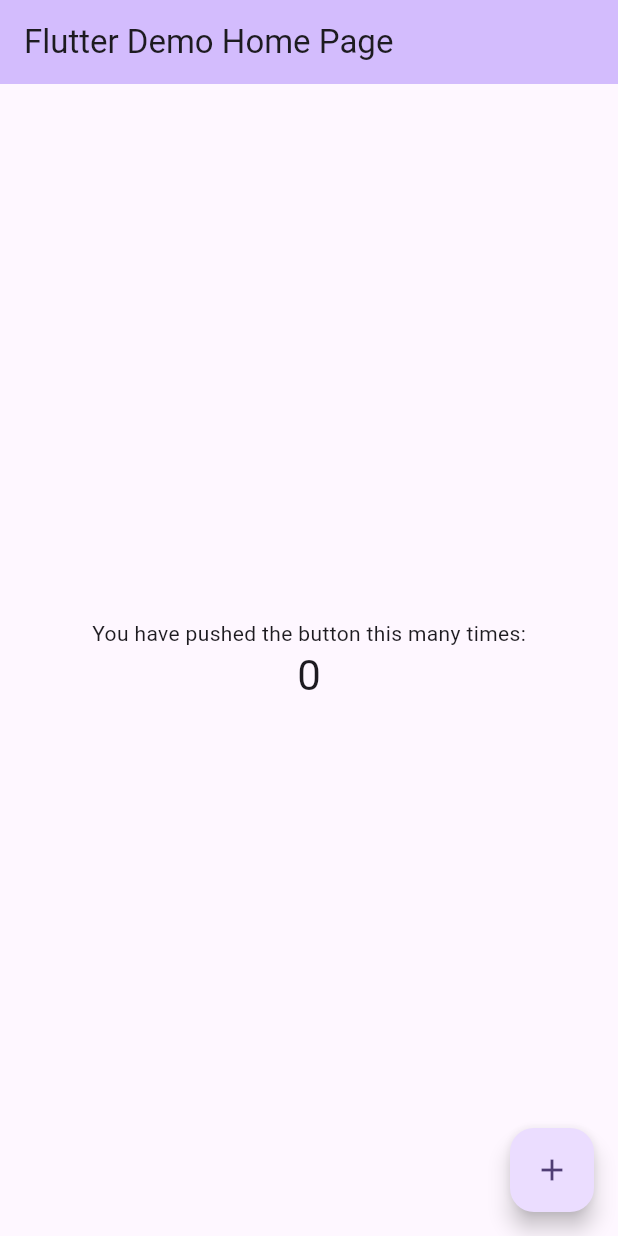
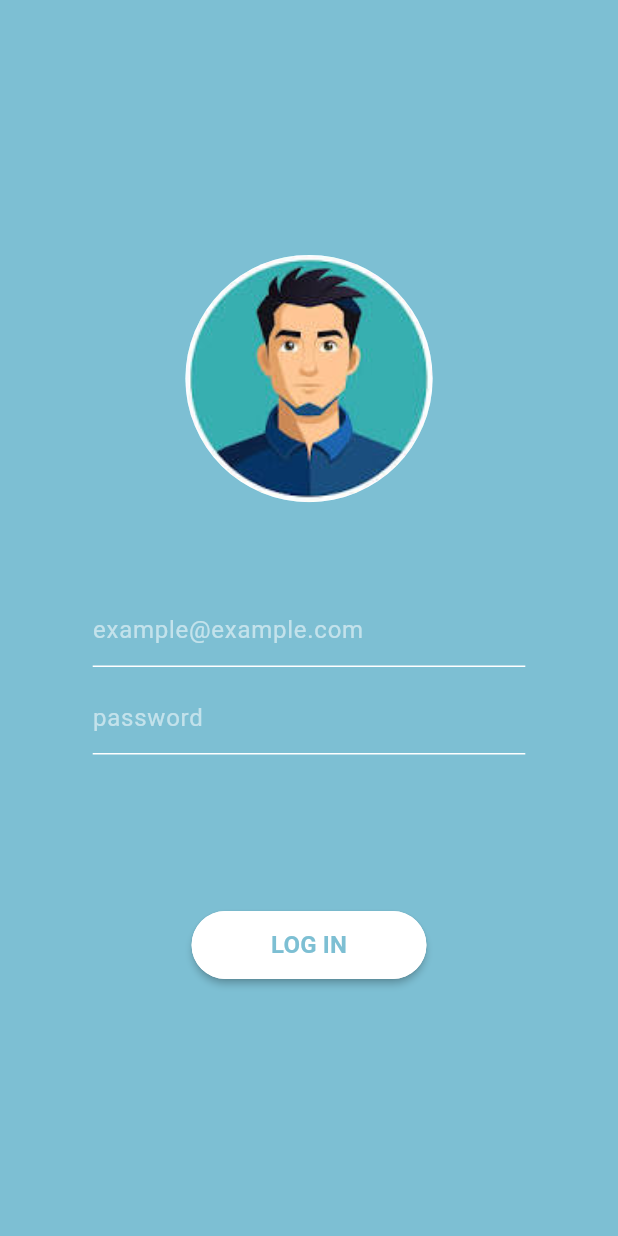
Before and after one commit to nbd1994/flutter_practice_udemy, a Flutter app: the screen it shows after launch, on a phone screen of 412 x 824 dp. Run offline on Flutter 3.47's test engine with Material 3 defaults, Android fonts, the light colour scheme and no system bars.

Commit message:
animating a widget(partially)

```diff
--- /dev/null
+++ b/authify_app/lib/login_page.dart
@@ -0,0 +1,157 @@
+import 'package:authify_app/utils/animations/login_page_animations.dart';
+import 'package:flutter/material.dart';
+
+class AnimatedLoginPage extends StatefulWidget {
+  @override
+  _AnimatedLoginPageState createState() => _AnimatedLoginPageState();
+}
+
+class _AnimatedLoginPageState extends State<AnimatedLoginPage>
+    with SingleTickerProviderStateMixin {
+  late AnimationController _animationController;
+
+  @override
+  void initState() {
+    super.initState();
+    _animationController = AnimationController(
+      vsync: this,
+      duration: Duration(seconds: 3),
+      reverseDuration: Duration(milliseconds: 400),
+    );
+  }
+
+  @override
+  void dispose() {
+    super.dispose();
+    _animationController.dispose();
+  }
+
+  @override
+  Widget build(BuildContext context) {
+    return LoginPage(animationController: _animationController);
+  }
+}
+
+class LoginPage extends StatelessWidget {
+  AnimationController animationController;
+  late EnterAnimation enterAnimation;
+  LoginPage({super.key, required this.animationController}) {
+    enterAnimation = EnterAnimation(animationController);
+    animationController.forward();
+  }
+
+  late double _deviceHeight;
+  late double _deviceWidth;
+
+  @override
+  Color _primaryColor = Color.fromRGBO(125, 191, 211, 1.0);
+  Color _secondaryColor = Color.fromRGBO(169, 224, 241, 1.0);
+  Widget build(BuildContext context) {
+    _deviceHeight = MediaQuery.of(context).size.height;
+    _deviceWidth = MediaQuery.of(context).size.width;
+    return Scaffold(
+      backgroundColor: _primaryColor,
+      body: Center(
+        child: Container(
+          height: _deviceHeight * 0.60,
+          child: Column(
+            mainAxisAlignment: MainAxisAlignment.spaceAround,
+            mainAxisSize: MainAxisSize.max,
+            crossAxisAlignment: CrossAxisAlignment.center,
+            children: [
+              Align(alignment: Alignment.center, child: _avatarWidget()),
+              SizedBox(height: _deviceHeight * 0.05),
+              _emailTextFieldWidget(),
+              _passwordFieldWidget(),
+              SizedBox(height: _deviceHeight * 0.10),
+              _loginButton(),
+            ],
+          ),
+        ),
+      ),
+    );
+  }
+
+  Widget _avatarWidget() {
+    var rad = _deviceHeight * 0.1;
+    return AnimatedBuilder(
+      animation: enterAnimation.cntrlr,
+      builder: (BuildContext context, Widget? child) {
+        return Transform(
+          alignment: Alignment.center,
+          transform: Matrix4.diagonal3Values(enterAnimation.circleSize.value, enterAnimation.circleSize.value, 1),
+          child: CircleAvatar(
+            radius: rad,
+            backgroundColor: _secondaryColor,
+            backgroundImage: AssetImage('assets/images/avatar.jpg'),
+          ),
+        );
+      },
+    );
+  }
+
+  Widget _emailTextFieldWidget() {
+    return SizedBox(
+      width: _deviceWidth * 0.70,
+      child: TextField(
+        autocorrect: false,
+        cursorColor: Colors.white,
+        style: TextStyle(color: Colors.white),
+
+        decoration: InputDecoration(
+          hintText: 'example@example.com',
+          hintStyle: TextStyle(color: Colors.white54),
+          enabledBorder: UnderlineInputBorder(
+            borderSide: BorderSide(color: Colors.white),
+          ),
+          focusedBorder: UnderlineInputBorder(
+            borderSide: BorderSide(color: Colors.white),
+          ),
+        ),
+      ),
+    );
+  }
+
+  Widget _passwordFieldWidget() {
+    return SizedBox(
+      width: _deviceWidth * 0.70,
+      child: TextField(
+        autocorrect: false,
+        cursorColor: Colors.white,
+        style: TextStyle(color: Colors.white),
+        obscureText: true,
+        decoration: InputDecoration(
+          hintText: 'password',
+          hintStyle: TextStyle(color: Colors.white54),
+          enabledBorder: UnderlineInputBorder(
+            borderSide: BorderSide(color: Colors.white),
+          ),
+          focusedBorder: UnderlineInputBorder(
+            borderSide: BorderSide(color: Colors.white),
+          ),
+        ),
+      ),
+    );
+  }
+
+  Widget _loginButton() {
+    return MaterialButton(
+      minWidth: _deviceWidth * 0.38,
+      height: _deviceHeight * 0.055,
+      color: Colors.white,
+      shape: RoundedRectangleBorder(
+        borderRadius: BorderRadius.circular(25.0),
+        side: BorderSide(color: Colors.white),
+      ),
+      onPressed: () {},
+      child: Text(
+        'LOG IN',
+        style: TextStyle(
+          fontSize: 16,
+          fontWeight: FontWeight.bold,
+          color: _primaryColor,
+        ),
+      ),
+    );
+  }
+}
--- a/authify_app/lib/main.dart
+++ b/authify_app/lib/main.dart
@@ -1,3 +1,4 @@
+import 'package:authify_app/login_page.dart';
 import 'package:flutter/material.dart';
 
 void main() {
@@ -13,24 +14,9 @@ class MyApp extends StatelessWidget {
     return MaterialApp(
       title: 'Flutter Demo',
       theme: ThemeData(
-        // This is the theme of your application.
-        //
-        // TRY THIS: Try running your application with "flutter run". You'll see
-        // the application has a purple toolbar. Then, without quitting the app,
-        // try changing the seedColor in the colorScheme below to Colors.green
-        // and then invoke "hot reload" (save your changes or press the "hot
-        // reload" button in a Flutter-supported IDE, or press "r" if you used
-        // the command line to start the app).
-        //
-        // Notice that the counter didn't reset back to zero; the application
-        // state is not lost during the reload. To reset the state, use hot
-        // restart instead.
-        //
-        // This works for code too, not just values: Most code changes can be
-        // tested with just a hot reload.
         colorScheme: ColorScheme.fromSeed(seedColor: Colors.deepPurple),
       ),
-      home: const MyHomePage(title: 'Flutter Demo Home Page'),
+      home: AnimatedLoginPage(),
     );
   }
 }
--- /dev/null
+++ b/authify_app/lib/utils/animations/login_page_animations.dart
@@ -0,0 +1,13 @@
+import 'package:flutter/material.dart';
+
+class EnterAnimation {
+  AnimationController cntrlr;
+  late Animation<double> circleSize;
+
+  EnterAnimation(this.cntrlr) {
+    circleSize = Tween<double>(
+      begin: 0,
+      end: 1,
+    ).animate(CurvedAnimation(parent: cntrlr, curve: Curves.easeInBack));
+  }
+}
--- a/authify_app/pubspec.yaml
+++ b/authify_app/pubspec.yaml
@@ -58,9 +58,8 @@ flutter:
   uses-material-design: true
 
   # To add assets to your application, add an assets section, like this:
-  # assets:
-  #   - images/a_dot_burr.jpeg
-  #   - images/a_dot_ham.jpeg
+  assets:
+    - assets/images/avatar.jpg
 
   # An image asset can refer to one or more resolution-specific "variants", see
   # https://flutter.dev/to/resolution-aware-images
```
Also changed, not shown: authify_app/assets/images/avatar.jpg (added).
